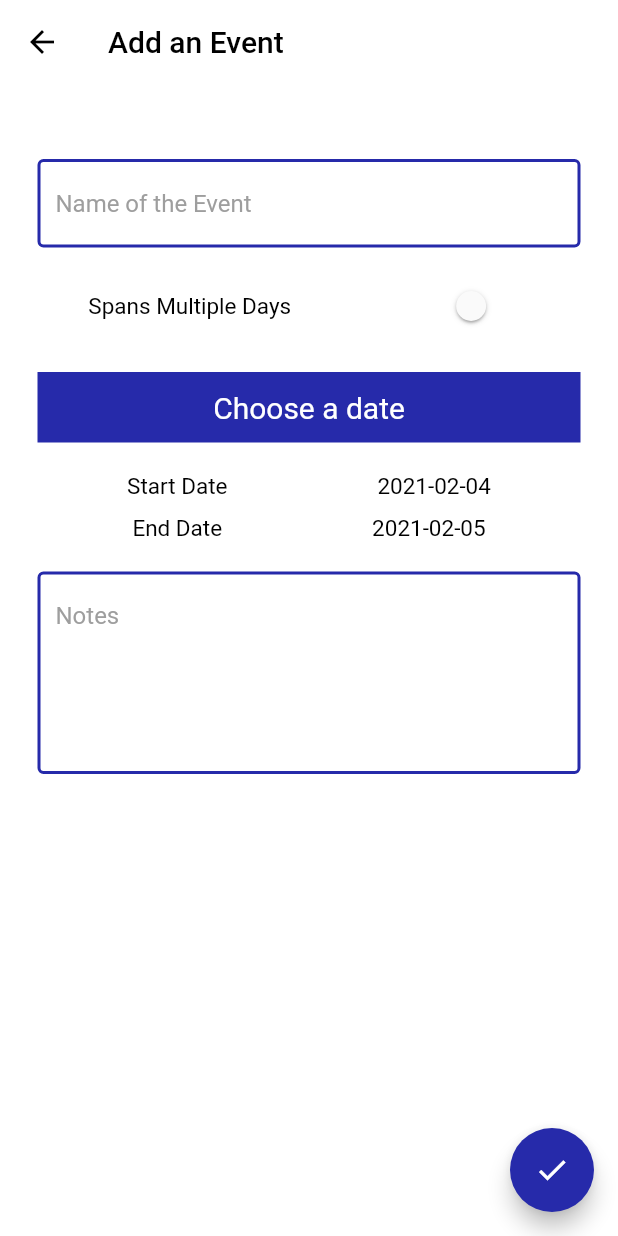
After one commit to JoelMathewC/RedLetterDayPlanner, a Flutter app: the screen it shows once a user with an empty profile is signed in, after a tap on "Add to Calendar", on a phone screen of 412 x 824 dp. The commit adds this screen. Run offline on Flutter 3.47's test engine with Material 2 defaults, Android fonts, the phone set to English and light mode, and no system bars; our stand-ins replace bloc, cloud_firestore, firebase_auth, firebase_core, flutter_bloc, flutter_spinkit and 1 more; missing offline and left inert: date_range_picker; accounts and stored records are empty.

Commit message:
AddEventPage Halfway Completed

```diff
--- /dev/null
+++ b/lib/Screens/AddEventPage.dart
@@ -0,0 +1,213 @@
+import 'package:flutter/material.dart';
+import 'package:date_range_picker/date_range_picker.dart' as DateRangePicker;
+
+class AddEventPage extends StatefulWidget {
+  static String id = 'AddEventPage';
+  @override
+  _AddEventPageState createState() => _AddEventPageState();
+}
+
+class _AddEventPageState extends State<AddEventPage> {
+
+  final _formKey = GlobalKey<FormState>();
+  bool isRange = false;
+  DateTime _startDate = DateTime.now();
+  DateTime _endDate = DateTime.now().add(Duration(days: 1));
+
+  Future displayDateRangePicker(BuildContext context) async {
+    final List<DateTime> picked = await DateRangePicker.showDatePicker(
+        context: context,
+        initialFirstDate: _startDate,
+        initialLastDate: _endDate,
+        firstDate: new DateTime(DateTime.now().year - 50),
+        lastDate: new DateTime(DateTime.now().year + 50));
+    if (picked != null && picked.length == 2) {
+      setState(() {
+        _startDate = picked[0];
+        _endDate = picked[1];
+      });
+    }
+  }
+
+
+
+  @override
+  Widget build(BuildContext context) {
+    final screenWidth = MediaQuery.of(context).size.width;
+    final screenHeight = MediaQuery.of(context).size.height;
+    return Scaffold(
+      appBar: AppBar(
+        backgroundColor: Theme.of(context).primaryColor,
+        elevation: 0.0,
+        title: Text('Add an Event',
+        style: TextStyle(
+          color: Colors.black,
+        ),),
+      ),
+      floatingActionButton: FloatingActionButton(
+        backgroundColor: Theme.of(context).accentColor,
+        child: Icon(
+          Icons.check,
+          color: Theme.of(context).primaryColor,
+        ),
+      ),
+      body: SingleChildScrollView(
+        child: Form(
+          key: _formKey,
+          child: Padding(
+            padding: const EdgeInsets.fromLTRB(25, 0, 25, 0),
+            child: Column(
+              children: <Widget>[
+                SizedBox(height: 50.0,),
+                SizedBox(
+                  width: screenWidth - 50,
+                  child: TextFormField(
+                      style: TextStyle(
+                        color: Colors.white,
+                      ),
+                      cursorColor: Theme.of(context).accentColor,
+                      decoration: InputDecoration(
+                          hintText: 'Name of the Event',
+                          hintStyle: TextStyle(
+                            color: Colors.grey,
+                          ),
+                          fillColor: Color(0xE0E0E6),
+                          filled: true,
+                          enabledBorder: OutlineInputBorder(
+                              borderSide: BorderSide(
+                                  color: Theme.of(context).accentColor, width: 2.0)
+                          ),
+                          focusedBorder: OutlineInputBorder(
+                              borderSide: BorderSide(
+                                  color:  Theme.of(context).accentColor, width: 2.0)
+                          )
+                      ),
+                      validator: (val) =>
+                      val.isEmpty
+                          ? 'Enter a valid Email Address'
+                          : null,
+                      onChanged: (val) {
+                      }
+                  ),
+                ),
+                SizedBox(height: 15.0,),
+                Row(
+                  mainAxisAlignment: MainAxisAlignment.center,
+                  children: <Widget>[
+                    Text('Spans Multiple Days',
+                    style: TextStyle(
+                      color: Colors.black,
+                      fontSize: 15.0
+                    ),),
+                    SizedBox(width: 100,),
+                    Switch(value: isRange, onChanged: (value){
+                      setState(() {
+                        isRange = value;
+                      });
+                    },
+                    inactiveTrackColor: Theme.of(context).primaryColor,
+                    activeColor: Theme.of(context).accentColor,
+                    activeTrackColor: Theme.of(context).accentColor,),
+                  ],
+                ),
+                SizedBox(height: 20.0,),
+               Center(
+                 child: GestureDetector(
+                   onTap: () async {
+                     await displayDateRangePicker(context);
+                   },
+                   child: Container(
+                     color: Theme.of(context).accentColor,
+                     width: screenWidth - 50,
+                     child: Padding(
+                       padding: const EdgeInsets.all(12.0),
+                       child: Center(
+                         child: Text(
+                           'Choose a date',
+                           style: TextStyle(
+                             color: Theme.of(context).primaryColor,
+                             fontSize: 20.0
+                           ),
+                         ),
+                       ),
+                     ),
+                   ),
+                 ),
+               ),
+                SizedBox(height: 20.0,),
+                Row(
+                  mainAxisAlignment: MainAxisAlignment.center,
+                  children: <Widget>[
+                    Text('Start Date',
+                      style: TextStyle(
+                          color: Colors.black,
+                          fontSize: 15.0
+                      ),),
+                    SizedBox(width: 100,),
+
+                    Text(_startDate.toString().split(' ')[0],
+                      style: TextStyle(
+                          color: Colors.black,
+                          fontSize: 15.0
+                      ),),
+                  ],
+                ),
+                SizedBox(height: 10.0,),
+                Row(
+                  mainAxisAlignment: MainAxisAlignment.center,
+                  children: <Widget>[
+                    Text('End Date',
+                      style: TextStyle(
+                          color: Colors.black,
+                          fontSize: 15.0
+                      ),),
+                    SizedBox(width: 100,),
+
+                    Text(_endDate.toString().split(' ')[0],
+                      style: TextStyle(
+                          color: Colors.black,
+                          fontSize: 15.0
+                      ),),
+                  ],
+                ),
+                SizedBox(height: 20.0,),
+                SizedBox(
+                  width: screenWidth - 50,
+                  child: TextFormField(
+                    maxLines: 5,
+                      style: TextStyle(
+                        color: Colors.white,
+                      ),
+                      cursorColor: Theme.of(context).accentColor,
+                      decoration: InputDecoration(
+                          hintText: 'Notes',
+                          hintStyle: TextStyle(
+                            color: Colors.grey,
+                          ),
+                          fillColor: Color(0xE0E0E6),
+                          filled: true,
+                          enabledBorder: OutlineInputBorder(
+                              borderSide: BorderSide(
+                                  color: Theme.of(context).accentColor, width: 2.0)
+                          ),
+                          focusedBorder: OutlineInputBorder(
+                              borderSide: BorderSide(
+                                  color:  Theme.of(context).accentColor, width: 2.0)
+                          )
+                      ),
+                      validator: (val) =>
+                      val.isEmpty
+                          ? 'Enter a valid Email Address'
+                          : null,
+                      onChanged: (val) {
+                      }
+                  ),
+                ),
+              ],
+            ),
+          ),
+        ),
+      ),
+    );
+  }
+}
--- a/lib/Screens/Home.dart
+++ b/lib/Screens/Home.dart
@@ -1,5 +1,6 @@
 import 'package:flutter/material.dart';
 import 'package:redletterday_planner/AuthenticationSystem/Auth.dart';
+import 'package:redletterday_planner/Screens/AddEventPage.dart';
 import 'package:redletterday_planner/Sidebar/NavigationBloc.dart';
 
 class Home extends StatefulWidget with NavigationStates{
@@ -11,9 +12,46 @@ class Home extends StatefulWidget with NavigationStates{
 class _HomeState extends State<Home> {
   @override
   Widget build(BuildContext context) {
+    final screenHeight = MediaQuery.of(context).size.height;
+    final screenWidth = MediaQuery.of(context).size.width;
     return Scaffold(
-      backgroundColor: Colors.green,
-
+      backgroundColor: Theme.of(context).scaffoldBackgroundColor,
+      body: SingleChildScrollView(
+        child: Column(
+          children: <Widget>[
+            SizedBox(height: screenHeight - 100,),
+            Center(
+              child: GestureDetector(
+                onTap: (){
+                  Navigator.pushNamed(context, AddEventPage.id);
+                },
+                child: Container(
+                  width: screenWidth - 100,
+                  color: Theme.of(context).accentColor,
+                  child: Padding(
+                    padding: const EdgeInsets.all(10.0),
+                    child: Row(
+                      mainAxisAlignment: MainAxisAlignment.center,
+                      children: <Widget>[
+                        Icon(Icons.add_circle_outline,
+                        color: Theme.of(context).primaryColor,),
+                        SizedBox(width: 10.0,),
+                        Text(
+                          'Add to Calendar',
+                          style: TextStyle(
+                            color: Colors.white,
+                            fontSize: 20.0
+                          ),
+                        )
+                      ],
+                    ),
+                  ),
+                ),
+              ),
+            )
+          ],
+        ),
+      ),
     );
   }
 }
--- a/lib/main.dart
+++ b/lib/main.dart
@@ -3,6 +3,7 @@ import 'package:flutter/material.dart';
 import 'package:firebase_core/firebase_core.dart';
 import 'package:flutter/services.dart';
 import 'package:redletterday_planner/AuthenticationSystem/Wrapper.dart';
+import 'package:redletterday_planner/Screens/AddEventPage.dart';
 import 'package:redletterday_planner/Screens/Home.dart';
 import 'package:redletterday_planner/Screens/Loading.dart';
 import 'package:redletterday_planner/Sidebar/SidebarLayout.dart';
@@ -78,11 +79,14 @@ class _AppState extends State<App> {
       theme: ThemeData(
         scaffoldBackgroundColor: Colors.white,
         accentColor: Color(0xFF262AAA),
+        primaryColor: Colors.white,
+
       ),
       routes: {
         Wrapper.id: (context) => Wrapper(),
         Home.id: (context) => Home(),
         SidebarLayout.id: (context) => SidebarLayout(),
+        AddEventPage.id: (context) => AddEventPage(),
       },
     );
   }
--- a/pubspec.yaml
+++ b/pubspec.yaml
@@ -33,6 +33,7 @@ dependencies:
   flutter_spinkit: "^4.1.2"
   flutter_bloc: ^6.1.1
   rxdart: ^0.25.0
+  date_range_picker: ^1.0.3
 
 dev_dependencies:
   flutter_test:
```
Also changed, not shown: pubspec.lock.
